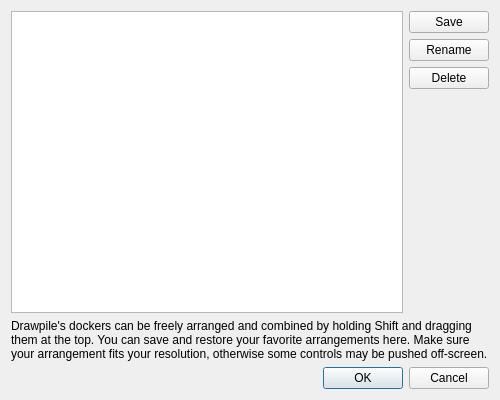
Above: src/desktop/ui/layoutsdialog.ui from drawpile/Drawpile before the change. Below: the same form after it.
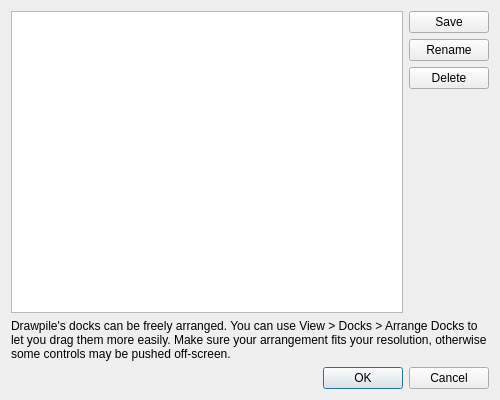
That is the form after the change.

Commit message:
Replace hold shift to arrange with arrange mode
It replaces all dock title widgets with a bar that tells you to drag it
to arrange and a button to finish arranging.

The edit to the form file:
```diff
--- a/src/desktop/ui/layoutsdialog.ui
+++ b/src/desktop/ui/layoutsdialog.ui
@@ -65,7 +65,7 @@
    <item>
     <widget class="QLabel" name="explanationLabel">
      <property name="text">
-      <string>Drawpile's dockers can be freely arranged and combined by holding Shift and dragging them at the top. You can save and restore your favorite arrangements here. Make sure your arrangement fits your resolution, otherwise some controls may be pushed off-screen.</string>
+      <string>Drawpile's docks can be freely arranged. You can use View &gt; Docks &gt; Arrange Docks to let you drag them more easily. Make sure your arrangement fits your resolution, otherwise some controls may be pushed off-screen.</string>
      </property>
      <property name="wordWrap">
       <bool>true</bool>
```
The commit also changes 11 other files.
